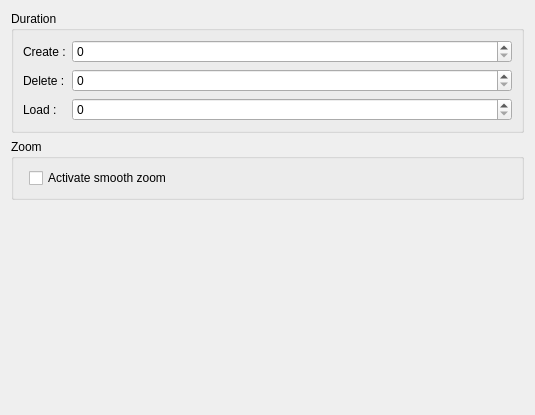
Before: the Qt Designer form src/config/AnimationSettings.ui in leroy-anthony/weshtunotes, drawn with Qt 5.
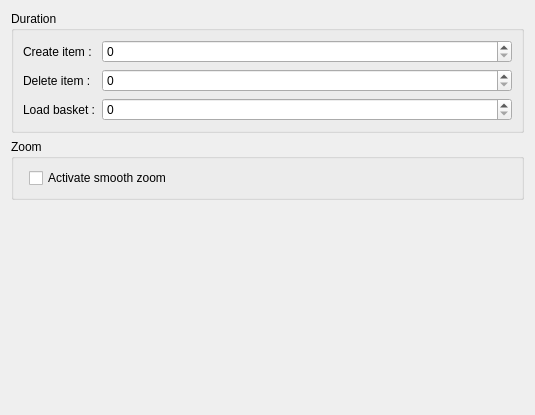
After: the same form once the commit is applied. Custom widgets are drawn as their Qt base class.

Commit message: - select the new basket after creating

```diff
--- a/src/config/AnimationSettings.ui
+++ b/src/config/AnimationSettings.ui
@@ -52,21 +52,21 @@
       <item row="1" column="0">
        <widget class="QLabel" name="label">
         <property name="text">
-         <string>Create :</string>
+         <string>Create item :</string>
         </property>
        </widget>
       </item>
       <item row="5" column="0">
        <widget class="QLabel" name="label_4">
         <property name="text">
-         <string>Load :</string>
+         <string>Load basket :</string>
         </property>
        </widget>
       </item>
       <item row="3" column="0">
        <widget class="QLabel" name="label_2">
         <property name="text">
-         <string>Delete :</string>
+         <string>Delete item :</string>
         </property>
        </widget>
       </item>
```
The commit also changes 4 other files.
